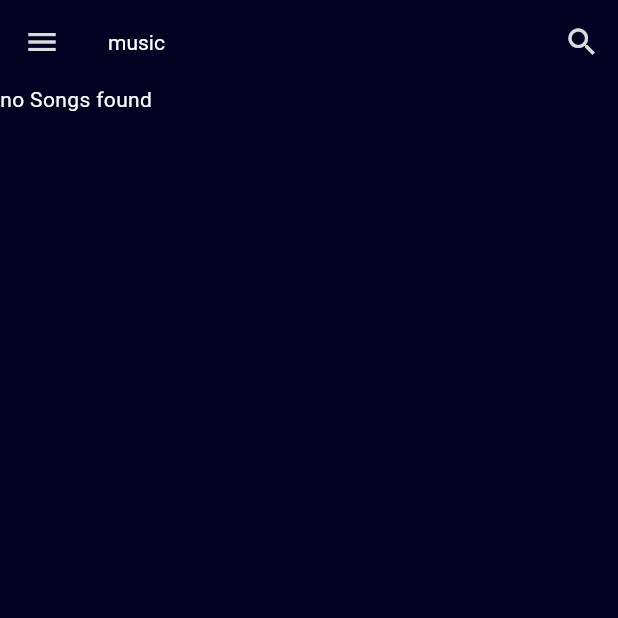
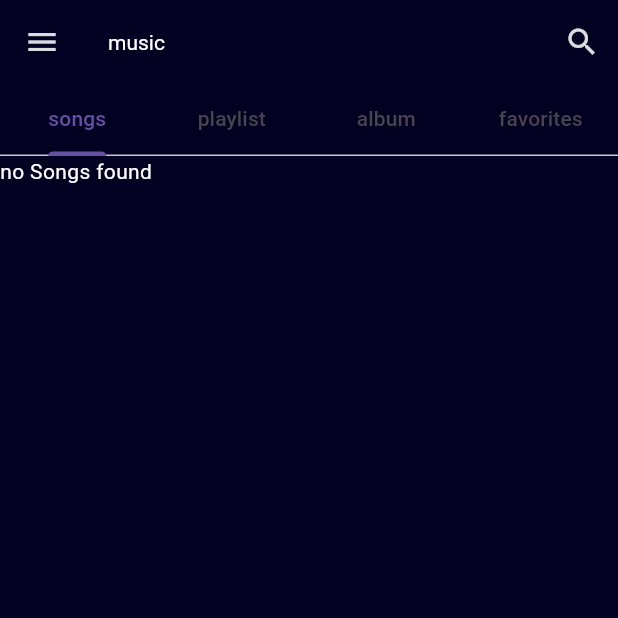
Before and after one commit to johnassefatheeth/achawtegn, a Flutter app: the screen it shows after launch, on a phone screen of 412 x 824 dp, the top half of it. Run offline on Flutter 3.47's test engine with Material 3 defaults, Android fonts, the phone set to English and light mode, and no system bars; our stand-ins replace get, just_audio, on_audio_query, permission_handler.

Commit message:
done making the tab bar for the music part

```diff
--- a/lib/pages/home.dart
+++ b/lib/pages/home.dart
@@ -1,7 +1,6 @@
 import 'package:flutter/material.dart';
+import 'package:flutter/widgets.dart';
 import 'package:get/get.dart';
-import 'package:get/get_core/src/get_main.dart';
-import 'package:get/instance_manager.dart';
 import 'package:musica/components/Drawerlist.dart';
 import 'package:musica/components/custappBar.dart';
 import 'package:musica/components/drawerHeader.dart';
@@ -17,11 +16,14 @@ class home extends StatelessWidget {
   @override
   Widget build(BuildContext context) {
     var controller=Get.put(playerController());
-    return Scaffold(
+    return DefaultTabController(
+      length: 4,
+      child: Scaffold(
         backgroundColor: bgdarkcolor,
         appBar: customAppBar( hasAction: true, pagetitle: "music"),
         drawer: Drawer(
           child: SingleChildScrollView(
+            // ignore: avoid_unnecessary_containers
             child:Container(
               child:const Column(
                 children: [
@@ -34,7 +36,21 @@ class home extends StatelessWidget {
             ) ,),
 
         ),
-      body:FutureBuilder<List<SongModel>>(
+        body: Column(
+          children: [
+            TabBar(
+              tabs: [
+                Tab(text: "songs",),
+                Tab(text: "playlist",),
+                Tab(text: "album",),
+                Tab(text: "favorites",)
+
+              ]
+              ),
+
+              Expanded(
+                child: TabBarView(children: [
+                  FutureBuilder<List<SongModel>>(
           future: controller.audioQuery.querySongs(
             ignoreCase: true,
             orderType: OrderType.ASC_OR_SMALLER,
@@ -58,20 +74,18 @@ class home extends StatelessWidget {
             itemCount: snapshot.data!.length,
             itemBuilder: (context, index) {
               return Container(
-              margin: EdgeInsets.only(top: 5),
+                margin:const EdgeInsets.only(top: 5),
                 child:Obx(()=>ListTile(
                     shape: RoundedRectangleBorder(
                       borderRadius: BorderRadius.circular(12)
                     ),
                     tileColor: bgcolor,
                     title: Text(snapshot.data![index].displayNameWOExt,
-                  textAlign: TextAlign.center,
                         overflow: TextOverflow.ellipsis,
                         maxLines: 2,
                     style: Ourstyle(),
                     ),
                     subtitle:Text( "${snapshot.data![index].artist}",
-                  textAlign: TextAlign.center,
                         overflow: TextOverflow.ellipsis,
                         maxLines: 1,
                     style: Ourstyle(),
@@ -92,7 +106,7 @@ class home extends StatelessWidget {
                       size:26
                     ):const Icon(
                       Icons.music_note_outlined,
-                    color: whitecolor,
+                      color: Colors.transparent,
                       size:26
                     ),
                     onTap: () {
@@ -107,7 +121,37 @@ class home extends StatelessWidget {
         );
           }
         }
+        ),
+                  Container(
+                    child: Center(
+                      child: Text(
+                        '2st Tab'
+                      ),
+                    ),
+
+                  ),
+                  Container(
+                    child: Center(
+                      child: Text(
+                        '3st Tab'
+                      ),
+                    ),
+
+                  ),
+                  Container(
+                    child: Center(
+                      child: Text(
+                        '4st Tab'
+                      ),
+                    ),
+
                   )
+                ]),
+              )
+          ],
+        )
+
+        ),
     );
   }
 }
```
Lines whose indentation alone changed are shown as unchanged.
